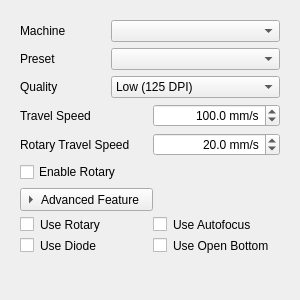
This is src/widgets/panels/doc-panel.ui in flux3dp/swiftray as Qt 5 draws it before an edit. The edited form follows.
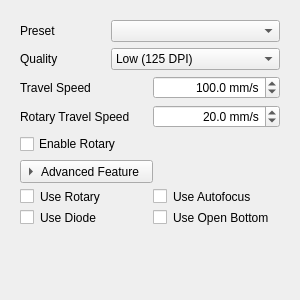
This is the edited form. Custom widgets are drawn as their Qt base class.

Commit message: Change port settings to laser panel

```diff
--- a/src/widgets/panels/doc-panel.ui
+++ b/src/widgets/panels/doc-panel.ui
@@ -51,38 +51,11 @@
        <rect>
         <x>0</x>
         <y>0</y>
-        <width>261</width>
-        <height>345</height>
+        <width>276</width>
+        <height>303</height>
        </rect>
       </property>
       <layout class="QVBoxLayout" name="verticalLayout_5">
-       <item>
-        <layout class="QHBoxLayout" name="horizontalLayout">
-         <item>
-          <widget class="QLabel" name="label">
-           <property name="sizePolicy">
-            <sizepolicy hsizetype="Preferred" vsizetype="Preferred">
-             <horstretch>1</horstretch>
-             <verstretch>0</verstretch>
-            </sizepolicy>
-           </property>
-           <property name="text">
-            <string>Machine</string>
-           </property>
-          </widget>
-         </item>
-         <item>
-          <widget class="QComboBox" name="machineComboBox">
-           <property name="sizePolicy">
-            <sizepolicy hsizetype="Preferred" vsizetype="Fixed">
-             <horstretch>2</horstretch>
-             <verstretch>0</verstretch>
-            </sizepolicy>
-           </property>
-          </widget>
-         </item>
-        </layout>
-       </item>
        <item>
         <layout class="QHBoxLayout" name="horizontalLayout_5">
          <property name="bottomMargin">
```
The commit also changes 7 other files.
